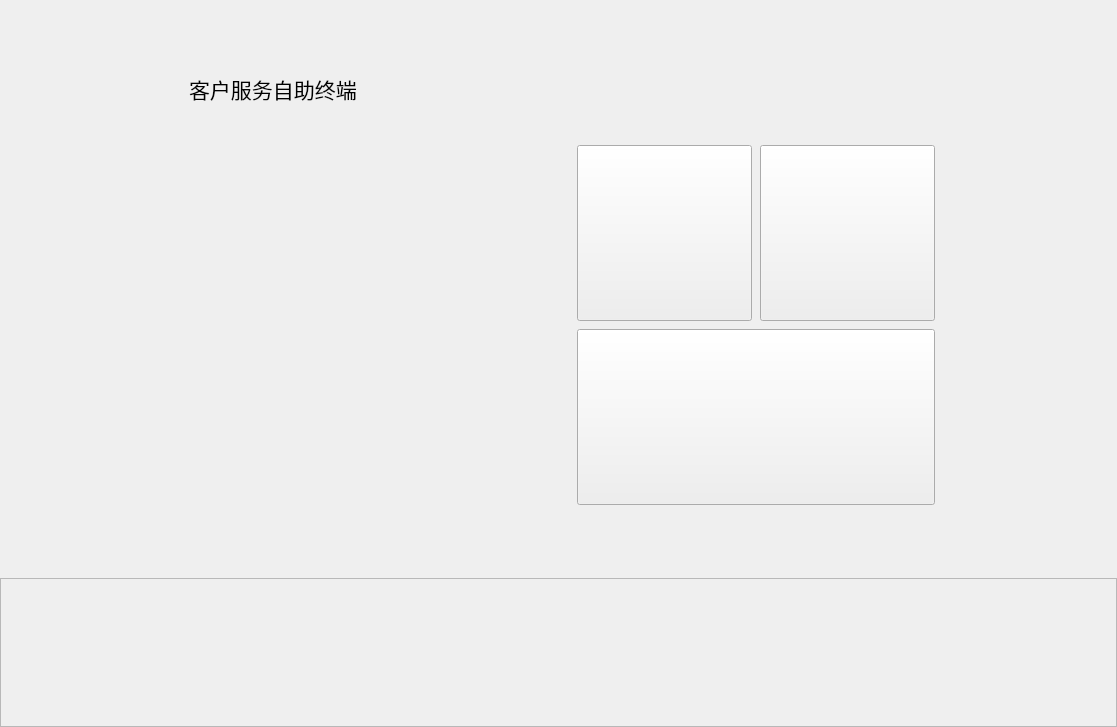
along-wds/jiaofeiji_ykgl, file homepage.ui: the form before one commit.
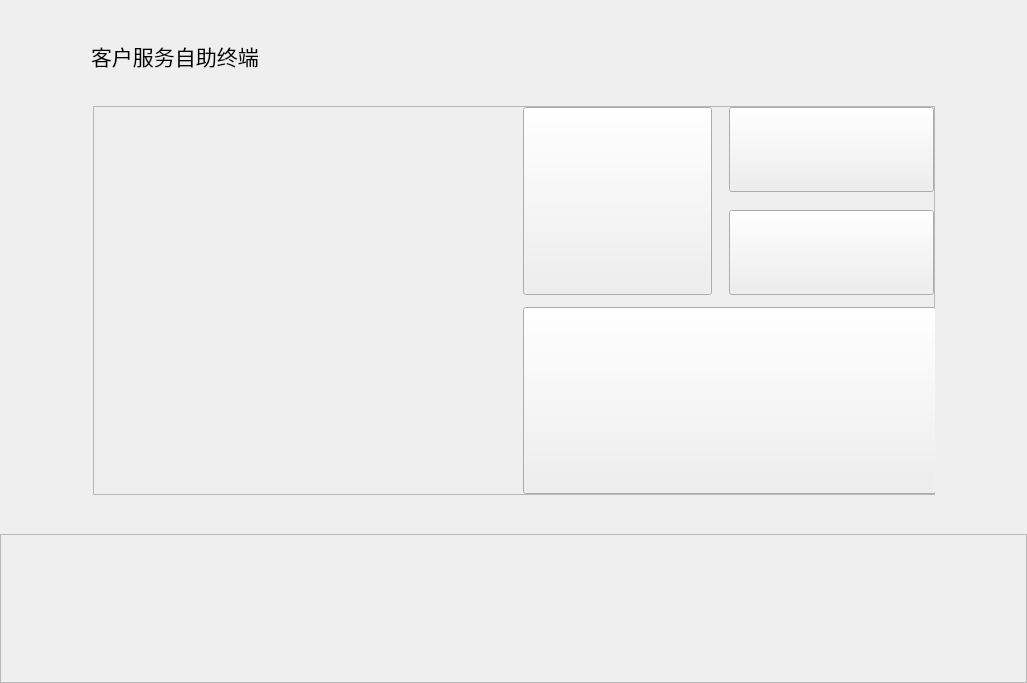
The form after the commit. Icons and pictures are not drawn. Custom widgets are drawn as their Qt base class.

Patch:
```diff
--- a/homepage.ui
+++ b/homepage.ui
@@ -6,8 +6,8 @@
    <rect>
     <x>0</x>
     <y>0</y>
-    <width>1117</width>
-    <height>727</height>
+    <width>1027</width>
+    <height>683</height>
    </rect>
   </property>
   <property name="windowTitle">
@@ -16,7 +16,7 @@
   <property name="styleSheet">
    <string notr="true"/>
   </property>
-  <layout class="QVBoxLayout" name="verticalLayout_2">
+  <layout class="QVBoxLayout" name="verticalLayout_3">
    <property name="spacing">
     <number>0</number>
    </property>
@@ -40,7 +40,7 @@
      <property name="sizeHint" stdset="0">
       <size>
        <width>20</width>
-       <height>40</height>
+       <height>35</height>
       </size>
      </property>
     </spacer>
@@ -73,7 +73,7 @@
        </property>
        <property name="minimumSize">
         <size>
-         <width>740</width>
+         <width>845</width>
          <height>0</height>
         </size>
        </property>
@@ -114,13 +114,16 @@
      <property name="sizeHint" stdset="0">
       <size>
        <width>20</width>
-       <height>40</height>
+       <height>34</height>
       </size>
      </property>
     </spacer>
    </item>
    <item>
     <layout class="QHBoxLayout" name="horizontalLayout_3">
+     <property name="spacing">
+      <number>0</number>
+     </property>
      <item>
       <spacer name="horizontalSpacer">
        <property name="orientation">
@@ -135,7 +138,47 @@
       </spacer>
      </item>
      <item>
+      <widget class="QFrame" name="frame_2">
+       <property name="sizePolicy">
+        <sizepolicy hsizetype="Fixed" vsizetype="Fixed">
+         <horstretch>0</horstretch>
+         <verstretch>0</verstretch>
+        </sizepolicy>
+       </property>
+       <property name="minimumSize">
+        <size>
+         <width>842</width>
+         <height>389</height>
+        </size>
+       </property>
+       <property name="maximumSize">
+        <size>
+         <width>842</width>
+         <height>389</height>
+        </size>
+       </property>
+       <property name="frameShape">
+        <enum>QFrame::StyledPanel</enum>
+       </property>
+       <property name="frameShadow">
+        <enum>QFrame::Raised</enum>
+       </property>
       <layout class="QHBoxLayout" name="horizontalLayout_2">
+        <property name="spacing">
+         <number>0</number>
+        </property>
+        <property name="leftMargin">
+         <number>0</number>
+        </property>
+        <property name="topMargin">
+         <number>0</number>
+        </property>
+        <property name="rightMargin">
+         <number>0</number>
+        </property>
+        <property name="bottomMargin">
+         <number>0</number>
+        </property>
        <item>
         <widget class="AdWidget" name="widget" native="true">
          <property name="sizePolicy">
@@ -146,16 +189,19 @@
          </property>
          <property name="minimumSize">
           <size>
-           <width>375</width>
-           <height>360</height>
+            <width>409</width>
+            <height>389</height>
           </size>
          </property>
          <property name="maximumSize">
           <size>
-           <width>375</width>
-           <height>360</height>
-          </size>
-         </property>
+            <width>409</width>
+            <height>389</height>
+           </size>
+          </property>
+          <property name="focusPolicy">
+           <enum>Qt::NoFocus</enum>
+          </property>
         </widget>
        </item>
        <item>
@@ -177,13 +223,65 @@
        <item>
         <layout class="QVBoxLayout" name="verticalLayout">
          <property name="spacing">
-          <number>8</number>
+           <number>0</number>
          </property>
          <property name="bottomMargin">
           <number>0</number>
          </property>
          <item>
           <layout class="QHBoxLayout" name="horizontalLayout">
+            <property name="spacing">
+             <number>0</number>
+            </property>
+            <item>
+             <widget class="QPushButton" name="pushButton_zdbd">
+              <property name="sizePolicy">
+               <sizepolicy hsizetype="Fixed" vsizetype="Fixed">
+                <horstretch>0</horstretch>
+                <verstretch>0</verstretch>
+               </sizepolicy>
+              </property>
+              <property name="minimumSize">
+               <size>
+                <width>189</width>
+                <height>188</height>
+               </size>
+              </property>
+              <property name="maximumSize">
+               <size>
+                <width>189</width>
+                <height>188</height>
+               </size>
+              </property>
+              <property name="focusPolicy">
+               <enum>Qt::TabFocus</enum>
+              </property>
+              <property name="text">
+               <string/>
+              </property>
+             </widget>
+            </item>
+            <item>
+             <spacer name="horizontalSpacer_6">
+              <property name="orientation">
+               <enum>Qt::Horizontal</enum>
+              </property>
+              <property name="sizeType">
+               <enum>QSizePolicy::Expanding</enum>
+              </property>
+              <property name="sizeHint" stdset="0">
+               <size>
+                <width>2</width>
+                <height>20</height>
+               </size>
+              </property>
+             </spacer>
+            </item>
+            <item>
+             <layout class="QVBoxLayout" name="verticalLayout_2">
+              <property name="spacing">
+               <number>0</number>
+              </property>
            <item>
             <widget class="QPushButton" name="pushButton_search">
              <property name="sizePolicy">
@@ -194,24 +292,43 @@
              </property>
              <property name="minimumSize">
               <size>
-               <width>175</width>
-               <height>176</height>
+                  <width>205</width>
+                  <height>85</height>
               </size>
              </property>
              <property name="maximumSize">
               <size>
-               <width>175</width>
-               <height>176</height>
+                  <width>205</width>
+                  <height>85</height>
               </size>
              </property>
              <property name="focusPolicy">
               <enum>Qt::NoFocus</enum>
              </property>
+                <property name="styleSheet">
+                 <string notr="true">border-image: url(:/image/picture/qietu/004.png);</string>
+                </property>
              <property name="text">
               <string/>
              </property>
             </widget>
            </item>
+              <item>
+               <spacer name="verticalSpacer_6">
+                <property name="orientation">
+                 <enum>Qt::Vertical</enum>
+                </property>
+                <property name="sizeType">
+                 <enum>QSizePolicy::Expanding</enum>
+                </property>
+                <property name="sizeHint" stdset="0">
+                 <size>
+                  <width>20</width>
+                  <height>18</height>
+                 </size>
+                </property>
+               </spacer>
+              </item>
            <item>
             <widget class="QPushButton" name="pushButton_writecard">
              <property name="sizePolicy">
@@ -222,25 +339,46 @@
              </property>
              <property name="minimumSize">
               <size>
-               <width>175</width>
-               <height>176</height>
+                  <width>205</width>
+                  <height>85</height>
               </size>
              </property>
              <property name="maximumSize">
               <size>
-               <width>175</width>
-               <height>176</height>
+                  <width>205</width>
+                  <height>85</height>
               </size>
              </property>
              <property name="focusPolicy">
               <enum>Qt::NoFocus</enum>
              </property>
+                <property name="styleSheet">
+                 <string notr="true">border-image: url(:/image/picture/qietu/003.png);</string>
+                </property>
              <property name="text">
               <string/>
              </property>
             </widget>
            </item>
           </layout>
+            </item>
+           </layout>
+          </item>
+          <item>
+           <spacer name="verticalSpacer_5">
+            <property name="orientation">
+             <enum>Qt::Vertical</enum>
+            </property>
+            <property name="sizeType">
+             <enum>QSizePolicy::Expanding</enum>
+            </property>
+            <property name="sizeHint" stdset="0">
+             <size>
+              <width>20</width>
+              <height>18</height>
+             </size>
+            </property>
+           </spacer>
          </item>
          <item>
           <widget class="QPushButton" name="pushButton_purchase">
@@ -252,14 +390,14 @@
            </property>
            <property name="minimumSize">
             <size>
-             <width>358</width>
-             <height>176</height>
+              <width>413</width>
+              <height>187</height>
             </size>
            </property>
            <property name="maximumSize">
             <size>
-             <width>358</width>
-             <height>176</height>
+              <width>413</width>
+              <height>187</height>
             </size>
            </property>
            <property name="focusPolicy">
@@ -276,6 +414,7 @@
         </layout>
        </item>
       </layout>
+      </widget>
      </item>
      <item>
       <spacer name="horizontalSpacer_2">
@@ -300,7 +439,7 @@
      <property name="sizeHint" stdset="0">
       <size>
        <width>20</width>
-       <height>40</height>
+       <height>35</height>
       </size>
      </property>
     </spacer>
```
Lines whose indentation alone changed are shown as unchanged.
